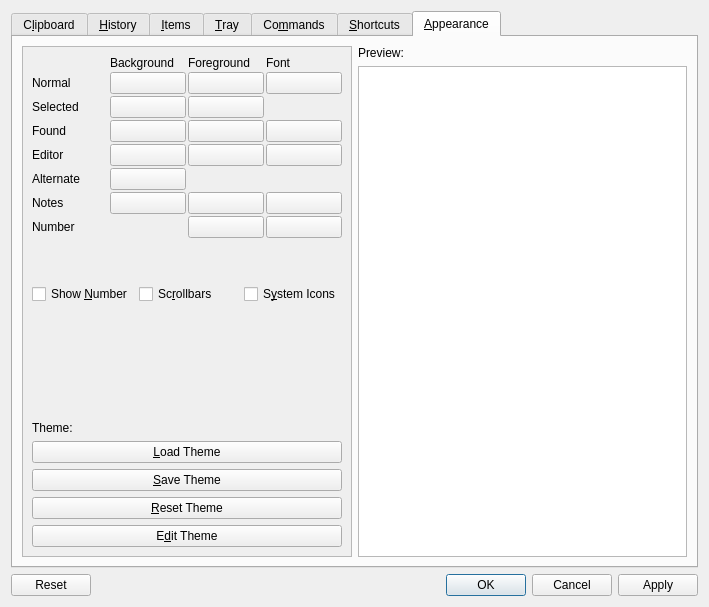
This is src/ui/configurationmanager.ui in hluk/CopyQ as Qt 5 draws it before an edit. The edited form follows.
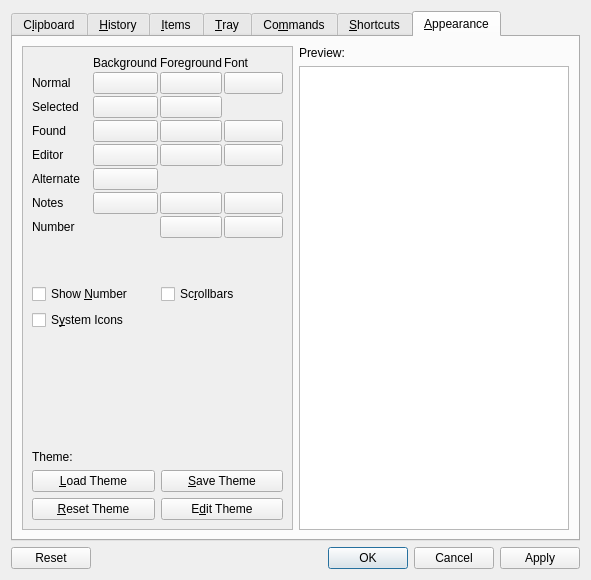
This is the edited form. The open tabs and pages were chosen to show the change. Icons and pictures are not drawn. Custom widgets are drawn as their Qt base class.

Commit message: Relayout appearance configuration

What changed in the file:
```diff
--- a/src/ui/configurationmanager.ui
+++ b/src/ui/configurationmanager.ui
@@ -6,8 +6,8 @@
    <rect>
     <x>0</x>
     <y>0</y>
-    <width>709</width>
-    <height>607</height>
+    <width>591</width>
+    <height>580</height>
    </rect>
   </property>
   <property name="minimumSize">
@@ -1229,8 +1229,8 @@
              <rect>
               <x>0</x>
               <y>0</y>
-              <width>323</width>
-              <height>424</height>
+              <width>270</width>
+              <height>471</height>
              </rect>
             </property>
             <layout class="QVBoxLayout" name="verticalLayout_9">
@@ -1444,15 +1444,15 @@
               </layout>
              </item>
              <item>
-              <layout class="QHBoxLayout" name="horizontalLayout_13">
-               <item>
+              <layout class="QGridLayout" name="gridLayout_7">
+               <item row="0" column="0">
                 <widget class="QCheckBox" name="checkBoxShowNumber">
                  <property name="text">
                   <string>Show &amp;Number</string>
                  </property>
                 </widget>
                </item>
-               <item>
+               <item row="0" column="1">
                 <widget class="QCheckBox" name="checkBoxScrollbars">
                  <property name="toolTip">
                   <string>Show scrollbars</string>
@@ -1462,7 +1462,7 @@
                  </property>
                 </widget>
                </item>
-               <item>
+               <item row="1" column="0">
                 <widget class="QCheckBox" name="checkBoxSystemIcons">
                  <property name="toolTip">
                   <string>Use icons from desktop environment whenever possible.</string>
@@ -1488,36 +1488,36 @@
               </spacer>
              </item>
              <item>
-              <layout class="QVBoxLayout" name="verticalLayout_5">
-               <item>
+              <layout class="QGridLayout" name="gridLayout_5">
+               <item row="3" column="1">
+                <widget class="QPushButton" name="pushButtonResetTheme">
+                 <property name="text">
+                  <string>&amp;Reset Theme</string>
+                 </property>
+                </widget>
+               </item>
+               <item row="0" column="1">
                 <widget class="QLabel" name="label_14">
                  <property name="text">
                   <string>Theme:</string>
                  </property>
                 </widget>
                </item>
-               <item>
+               <item row="1" column="1">
                 <widget class="QPushButton" name="pushButtonLoadTheme">
                  <property name="text">
                   <string>&amp;Load Theme</string>
                  </property>
                 </widget>
                </item>
-               <item>
+               <item row="1" column="2">
                 <widget class="QPushButton" name="pushButtonSaveTheme">
                  <property name="text">
                   <string>&amp;Save Theme</string>
                  </property>
                 </widget>
                </item>
-               <item>
-                <widget class="QPushButton" name="pushButtonResetTheme">
-                 <property name="text">
-                  <string>&amp;Reset Theme</string>
-                 </property>
-                </widget>
-               </item>
-               <item>
+               <item row="3" column="2">
                 <widget class="QPushButton" name="pushButtonEditTheme">
                  <property name="toolTip">
                   <string>Edit current theme in external editor</string>
```
Left out of the diff: 8 changed lines with no effect on the pictures.
